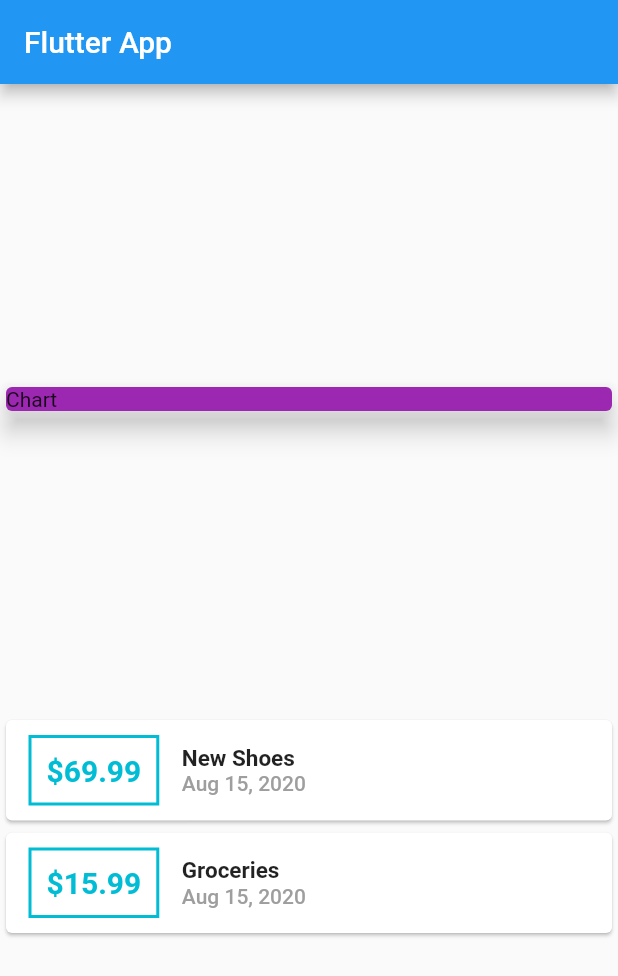
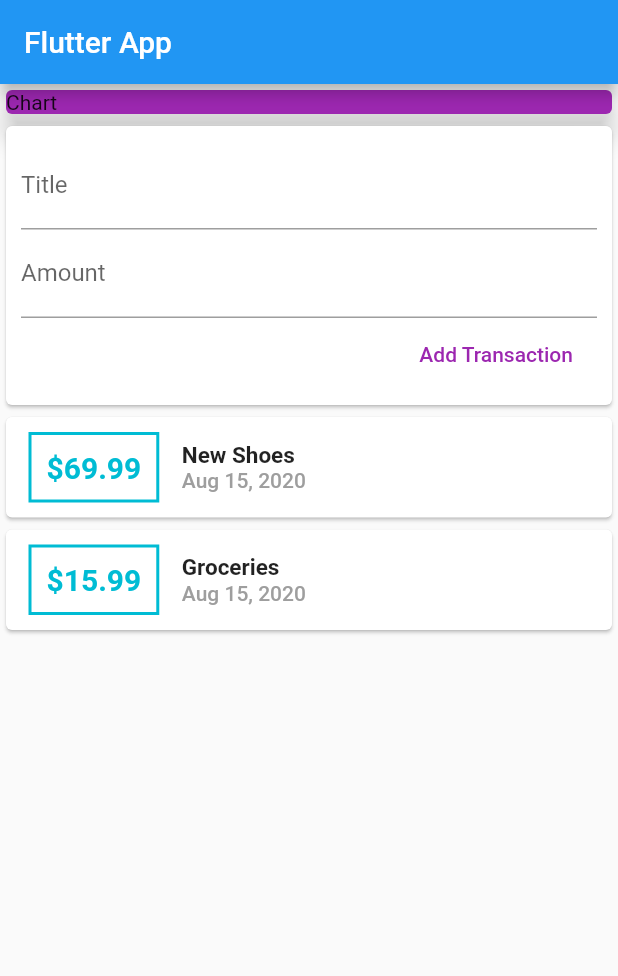
Before and after one commit to JaavierR/expenses-app-flutter-course, a Flutter app: the screen it shows after launch, on a phone screen of 412 x 824 dp. Shown: the top 976 px of the screen. Run offline on Flutter 3.47's test engine with Material 2 defaults, Android fonts, the phone set to English and light mode, and no system bars.

```diff
--- a/lib/main.dart
+++ b/lib/main.dart
@@ -1,7 +1,6 @@
 import 'package:flutter/material.dart';
-import 'package:intl/intl.dart';
 
-import './transaction.dart';
+import './widgets/user_transactions.dart';
 
 void main() => runApp(MyApp());
 
@@ -16,20 +15,8 @@ class MyApp extends StatelessWidget {
 }
 
 class MyHomePage extends StatelessWidget {
-  final List<Transaction> transactions = [
-    Transaction(
-      id: 't1',
-      title: 'New Shoes',
-      amount: 69.99,
-      date: DateTime.now(),
-    ),
-    Transaction(
-      id: 't2',
-      title: 'Groceries',
-      amount: 15.99,
-      date: DateTime.now(),
-    ),
-  ];
+  // String titleInput;
+  // String amountInput;
 
   @override
   Widget build(BuildContext context) {
@@ -37,8 +24,9 @@ class MyHomePage extends StatelessWidget {
       appBar: AppBar(
         title: Text('Flutter App'),
       ),
-      body: Column(
-        mainAxisAlignment: MainAxisAlignment.spaceEvenly,
+      body: SingleChildScrollView(
+        child: Column(
+          // mainAxisAlignment: MainAxisAlignment.spaceEvenly,
           crossAxisAlignment: CrossAxisAlignment.stretch,
           children: <Widget>[
             Container(
@@ -49,57 +37,9 @@ class MyHomePage extends StatelessWidget {
                 elevation: 7,
               ),
             ),
-          Column(
-            children: transactions.map((tx) {
-              return Card(
-                child: Row(
-                  children: <Widget>[
-                    Container(
-                      margin: EdgeInsets.symmetric(
-                        vertical: 10,
-                        horizontal: 15,
-                      ),
-                      decoration: BoxDecoration(
-                        border: Border.all(
-                          color: Colors.cyan,
-                          width: 2,
-                        ),
-                      ),
-                      padding: EdgeInsets.all(10),
-                      child: Text(
-                        '\$${tx.amount}',
-                        style: TextStyle(
-                          fontWeight: FontWeight.bold,
-                          fontSize: 20,
-                          color: Colors.cyan,
-                        ),
-                      ),
-                    ),
-                    Column(
-                      crossAxisAlignment: CrossAxisAlignment.start,
-                      children: <Widget>[
-                        Text(
-                          tx.title,
-                          style: TextStyle(
-                            fontWeight: FontWeight.bold,
-                            fontSize: 15,
-                          ),
-                        ),
-                        Text(
-                          DateFormat.yMMMd().format(tx.date),
-                          style: TextStyle(
-                            color: Colors.grey,
-                            fontWeight: FontWeight.w500,
-                          ),
-                        ),
-                      ],
-                    )
+            UserTransactions(),
           ],
         ),
-              );
-            }).toList(),
-          ),
-        ],
       ),
     );
   }
--- /dev/null
+++ b/lib/widgets/new_transaction.dart
@@ -0,0 +1,45 @@
+import 'package:flutter/material.dart';
+
+class NewTransaction extends StatelessWidget {
+  final Function addTx;
+  final titleController = TextEditingController();
+  final amountController = TextEditingController();
+
+  NewTransaction(this.addTx);
+
+  @override
+  Widget build(BuildContext context) {
+    return Card(
+      child: Container(
+        padding: EdgeInsets.all(10),
+        child: Column(
+          crossAxisAlignment: CrossAxisAlignment.end,
+          children: <Widget>[
+            TextField(
+              decoration: InputDecoration(labelText: 'Title'),
+              controller: titleController,
+              // onChanged: (value) {
+              //   titleInput = value;
+              // },
+            ),
+            TextField(
+              decoration: InputDecoration(labelText: 'Amount'),
+              controller: amountController,
+              // onChanged: (value) => amountInput = value,
+            ),
+            FlatButton(
+              child: Text('Add Transaction'),
+              textColor: Colors.purple,
+              onPressed: () {
+                addTx(
+                  titleController.text,
+                  double.parse(amountController.text),
+                );
+              },
+            ),
+          ],
+        ),
+      ),
+    );
+  }
+}
--- /dev/null
+++ b/lib/widgets/transaction_list.dart
@@ -0,0 +1,68 @@
+import 'package:flutter/material.dart';
+import 'package:intl/intl.dart';
+
+import '../models/transaction.dart';
+
+class TransacionList extends StatelessWidget {
+  final List<Transaction> transactions;
+
+  TransacionList(this.transactions);
+
+  @override
+  Widget build(BuildContext context) {
+    return Container(
+      height: 300,
+      child: ListView.builder(
+        itemBuilder: (context, index) {
+          return Card(
+            child: Row(
+              children: <Widget>[
+                Container(
+                  margin: EdgeInsets.symmetric(
+                    vertical: 10,
+                    horizontal: 15,
+                  ),
+                  decoration: BoxDecoration(
+                    border: Border.all(
+                      color: Colors.cyan,
+                      width: 2,
+                    ),
+                  ),
+                  padding: EdgeInsets.all(10),
+                  child: Text(
+                    '\$${transactions[index].amount}',
+                    style: TextStyle(
+                      fontWeight: FontWeight.bold,
+                      fontSize: 20,
+                      color: Colors.cyan,
+                    ),
+                  ),
+                ),
+                Column(
+                  crossAxisAlignment: CrossAxisAlignment.start,
+                  children: <Widget>[
+                    Text(
+                      transactions[index].title,
+                      style: TextStyle(
+                        fontWeight: FontWeight.bold,
+                        fontSize: 15,
+                      ),
+                    ),
+                    Text(
+                      DateFormat.yMMMd().format(transactions[index].date),
+                      style: TextStyle(
+                        color: Colors.grey,
+                        fontWeight: FontWeight.w500,
+                      ),
+                    ),
+                  ],
+                )
+              ],
+            ),
+          );
+        },
+        itemCount: transactions.length,
+      ),
+    );
+  }
+}
--- /dev/null
+++ b/lib/widgets/user_transactions.dart
@@ -0,0 +1,50 @@
+import 'package:flutter/material.dart';
+
+import './new_transaction.dart';
+import './transaction_list.dart';
+import '../models/transaction.dart';
+
+class UserTransactions extends StatefulWidget {
+  @override
+  _UserTransactionsState createState() => _UserTransactionsState();
+}
+
+class _UserTransactionsState extends State<UserTransactions> {
+  final List<Transaction> _userTransactions = [
+    Transaction(
+      id: 't1',
+      title: 'New Shoes',
+      amount: 69.99,
+      date: DateTime.now(),
+    ),
+    Transaction(
+      id: 't2',
+      title: 'Groceries',
+      amount: 15.99,
+      date: DateTime.now(),
+    ),
+  ];
+
+  void _addNewTransaction(String txTitle, double txAmount) {
+    final newTx = Transaction(
+      title: txTitle,
+      amount: txAmount,
+      date: DateTime.now(),
+      id: DateTime.now().toString(),
+    );
+
+    setState(() {
+      _userTransactions.add(newTx);
+    });
+  }
+
+  @override
+  Widget build(BuildContext context) {
+    return Column(
+      children: <Widget>[
+        NewTransaction(_addNewTransaction),
+        TransacionList(_userTransactions),
+      ],
+    );
+  }
+}
```
Also changed, not shown: lib/models/transaction.dart (renamed from lib/transaction.dart). Lines whose indentation alone changed are shown as unchanged.
